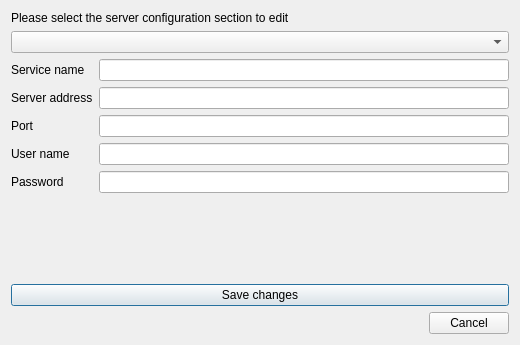
WhereGroup/QGIS2Mapbender, file mapbender_plugin/dialogs/ui/edit_server_section_dialog.ui: the form before one commit.
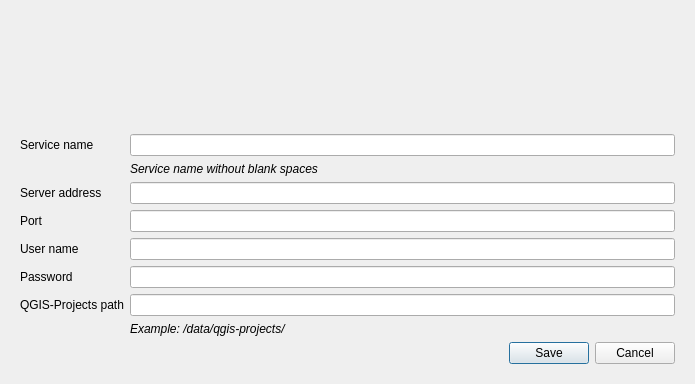
The form after the commit. Icons and pictures are not drawn.

Commit message: update add server and edit server config GUI and functions

Diff of the .ui file:
```diff
--- a/mapbender_plugin/dialogs/ui/edit_server_section_dialog.ui
+++ b/mapbender_plugin/dialogs/ui/edit_server_section_dialog.ui
@@ -6,8 +6,8 @@
    <rect>
     <x>0</x>
     <y>0</y>
-    <width>520</width>
-    <height>345</height>
+    <width>695</width>
+    <height>384</height>
    </rect>
   </property>
   <property name="windowTitle">
@@ -15,22 +15,9 @@
   </property>
   <layout class="QVBoxLayout" name="verticalLayout">
    <item>
-    <widget class="QLabel" name="editSectionComboBoxLabel">
-     <property name="sizePolicy">
-      <sizepolicy hsizetype="Fixed" vsizetype="Fixed">
-       <horstretch>0</horstretch>
-       <verstretch>0</verstretch>
-      </sizepolicy>
-     </property>
-     <property name="text">
-      <string>Please select the server configuration section to edit</string>
-     </property>
-    </widget>
-   </item>
-   <item>
-    <widget class="QComboBox" name="editSectionComboBox"/>
-   </item>
-   <item>
+    <widget class="QWidget" name="widget" native="true">
+     <layout class="QGridLayout" name="gridLayout">
+      <item row="4" column="0">
     <layout class="QFormLayout" name="formLayout">
      <item row="0" column="0">
       <widget class="QLabel" name="editServiceNameLabel">
@@ -39,63 +26,106 @@
        </property>
       </widget>
      </item>
-     <item row="1" column="0">
+        <item row="0" column="1">
+         <widget class="QLineEdit" name="editServiceNameLineEdit"/>
+        </item>
+        <item row="2" column="0">
       <widget class="QLabel" name="editServerAddressLabel">
        <property name="text">
         <string>Server address</string>
        </property>
       </widget>
      </item>
-     <item row="2" column="0">
+        <item row="2" column="1">
+         <widget class="QLineEdit" name="editServerAddressLineEdit"/>
+        </item>
+        <item row="3" column="0">
       <widget class="QLabel" name="editPortLabel">
        <property name="text">
         <string>Port</string>
        </property>
       </widget>
      </item>
-     <item row="3" column="0">
+        <item row="3" column="1">
+         <widget class="QLineEdit" name="editPortLineEdit"/>
+        </item>
+        <item row="4" column="0">
       <widget class="QLabel" name="editUserNameLabel">
        <property name="text">
         <string>User name</string>
        </property>
       </widget>
      </item>
-     <item row="4" column="0">
+        <item row="4" column="1">
+         <widget class="QLineEdit" name="editUserNameLineEdit"/>
+        </item>
+        <item row="5" column="0">
       <widget class="QLabel" name="editPasswordLabel">
        <property name="text">
         <string>Password</string>
        </property>
       </widget>
      </item>
-     <item row="0" column="1">
-      <widget class="QLineEdit" name="editServiceNameLineEdit"/>
-     </item>
-     <item row="1" column="1">
-      <widget class="QLineEdit" name="editServerAddressLineEdit"/>
-     </item>
-     <item row="2" column="1">
-      <widget class="QLineEdit" name="editPortLineEdit"/>
-     </item>
-     <item row="3" column="1">
-      <widget class="QLineEdit" name="editUserNameLineEdit"/>
-     </item>
-     <item row="4" column="1">
+        <item row="5" column="1">
       <widget class="QLineEdit" name="editPasswordLineEdit"/>
      </item>
-    </layout>
-   </item>
-   <item>
-    <widget class="QPushButton" name="saveEditedSectionButton">
+        <item row="6" column="0">
+         <widget class="QLabel" name="editQgisProjectPathLabel">
+          <property name="text">
+           <string>QGIS-Projects path</string>
+          </property>
+         </widget>
+        </item>
+        <item row="6" column="1">
+         <widget class="QLineEdit" name="editQgisProjectPathLineEdit"/>
+        </item>
+        <item row="7" column="1">
+         <widget class="QLabel" name="label_2">
+          <property name="font">
+           <font>
+            <italic>true</italic>
+           </font>
+          </property>
+          <property name="text">
+           <string>Example: /data/qgis-projects/</string>
+          </property>
+         </widget>
+        </item>
+        <item row="1" column="1">
+         <widget class="QLabel" name="label_3">
+          <property name="font">
+           <font>
+            <italic>true</italic>
+           </font>
+          </property>
+          <property name="text">
+           <string>Service name without blank spaces</string>
+          </property>
+         </widget>
+        </item>
+       </layout>
+      </item>
+      <item row="0" column="0">
+       <widget class="QLabel" name="label">
      <property name="text">
-      <string>Save changes</string>
+         <string/>
+        </property>
+        <property name="pixmap">
+         <pixmap>../../resources/icons/mapbender_ui_icon.png</pixmap>
+        </property>
+        <property name="alignment">
+         <set>Qt::AlignRight|Qt::AlignTrailing|Qt::AlignVCenter</set>
      </property>
     </widget>
    </item>
-   <item>
-    <widget class="QDialogButtonBox" name="removeDialogButtonBox">
+      <item row="5" column="0">
+       <widget class="QDialogButtonBox" name="editDialogButtonBox">
      <property name="standardButtons">
-      <set>QDialogButtonBox::Cancel</set>
-     </property>
+         <set>QDialogButtonBox::Cancel|QDialogButtonBox::Save</set>
+        </property>
+       </widget>
+      </item>
+     </layout>
     </widget>
    </item>
   </layout>
```
Lines whose indentation alone changed are shown as unchanged. The commit also changes 5 other files.
